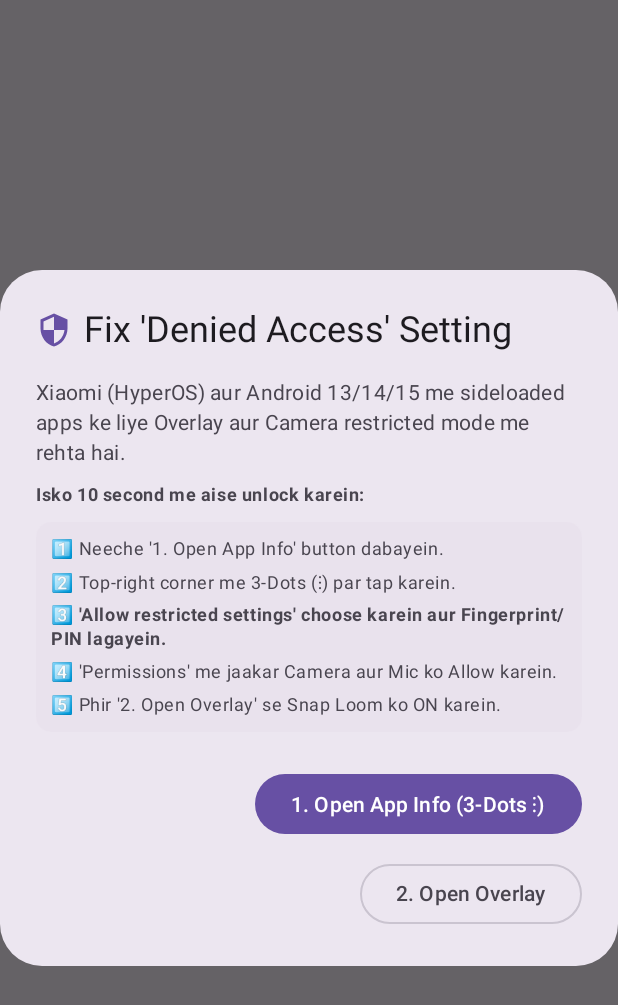
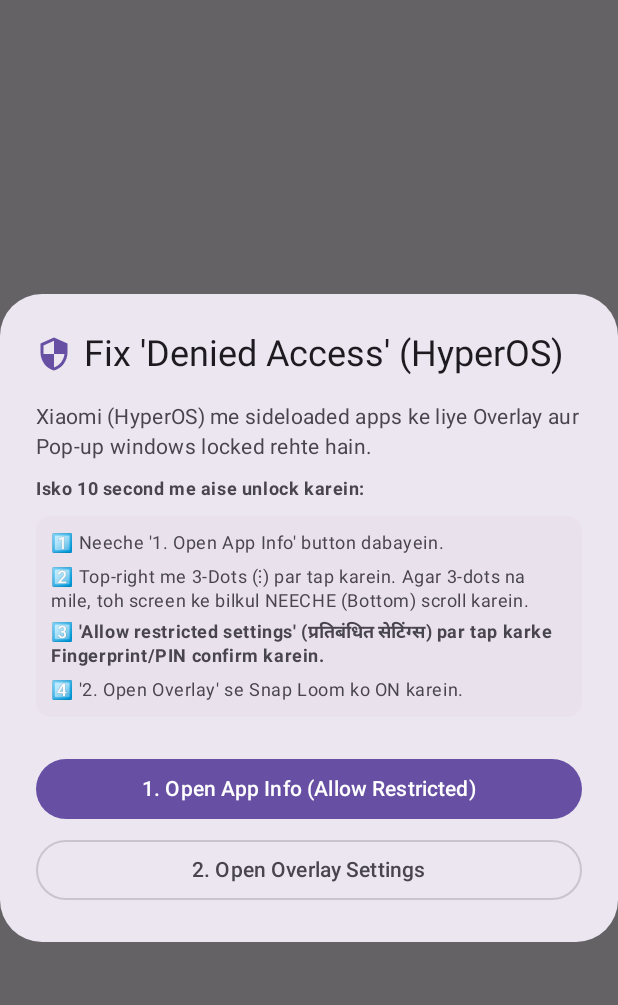
Before and after one commit to prince-dev777/snap-loom, an Android app built with Jetpack Compose: the composable RestrictedSettingsDialog shown on its own in the app's theme, on a phone screen of 412 x 824 dp. Shown: the top 1005 px of the screen. Run offline under Robolectric (Android 15) with nearby library versions, the phone set to English and light mode, and no system bars.

Commit message:
fix(hyperos): add HyperOS bottom-screen restricted guide and Xiaomi other permissions shortcut

```diff
--- a/app/src/main/kotlin/com/reactionstudio/screenrecorder/ui/main/MainScreen.kt
+++ b/app/src/main/kotlin/com/reactionstudio/screenrecorder/ui/main/MainScreen.kt
@@ -335,7 +335,10 @@ fun StudioHomeTab(
             onOpenAppInfo = {
                 context.startActivity(PermissionHelper.openAppSettingsIntent(context))
             },
-            onOpenOverlay = onOpenOverlaySettings
+            onOpenOverlay = onOpenOverlaySettings,
+            onOpenXiaomiOtherPerms = {
+                PermissionHelper.openXiaomiOtherPermissions(context)
+            }
         )
     }
 
@@ -1051,8 +1054,12 @@ fun VipTimerBadge(context: Context) {
 fun RestrictedSettingsDialog(
     onDismiss: () -> Unit,
     onOpenAppInfo: () -> Unit,
-    onOpenOverlay: () -> Unit
+    onOpenOverlay: () -> Unit,
+    onOpenXiaomiOtherPerms: () -> Unit
 ) {
+    val context = LocalContext.current
+    val isXiaomi = remember { PermissionHelper.isXiaomiOrPoco() }
+
     AlertDialog(
         onDismissRequest = onDismiss,
         title = {
@@ -1065,13 +1072,13 @@ fun RestrictedSettingsDialog(
                     contentDescription = null,
                     tint = MaterialTheme.colorScheme.primary
                 )
-                Text("Fix 'Denied Access' Setting")
+                Text("Fix 'Denied Access' (HyperOS)")
             }
         },
         text = {
             Column(verticalArrangement = Arrangement.spacedBy(10.dp)) {
                 Text(
-                    text = "Xiaomi (HyperOS) aur Android 13/14/15 me sideloaded apps ke liye Overlay aur Camera restricted mode me rehta hai.",
+                    text = "Xiaomi (HyperOS) me sideloaded apps ke liye Overlay aur Pop-up windows locked rehte hain.",
                     style = MaterialTheme.typography.bodyMedium
                 )
                 Text(
@@ -1088,28 +1095,48 @@ fun RestrictedSettingsDialog(
                         .padding(10.dp)
                 ) {
                     Text("1️⃣ Neeche '1. Open App Info' button dabayein.", style = MaterialTheme.typography.bodySmall)
-                    Text("2️⃣ Top-right corner me 3-Dots (⋮) par tap karein.", style = MaterialTheme.typography.bodySmall)
-                    Text("3️⃣ 'Allow restricted settings' choose karein aur Fingerprint/PIN lagayein.", style = MaterialTheme.typography.bodySmall, fontWeight = FontWeight.Bold)
-                    Text("4️⃣ 'Permissions' me jaakar Camera aur Mic ko Allow karein.", style = MaterialTheme.typography.bodySmall)
-                    Text("5️⃣ Phir '2. Open Overlay' se Snap Loom ko ON karein.", style = MaterialTheme.typography.bodySmall)
+                    Text("2️⃣ Top-right me 3-Dots (⋮) par tap karein. Agar 3-dots na mile, toh screen ke bilkul NEECHE (Bottom) scroll karein.", style = MaterialTheme.typography.bodySmall)
+                    Text("3️⃣ 'Allow restricted settings' (प्रतिबंधित सेटिंग्स) par tap karke Fingerprint/PIN confirm karein.", style = MaterialTheme.typography.bodySmall, fontWeight = FontWeight.Bold)
+                    Text("4️⃣ '2. Open Overlay' se Snap Loom ko ON karein.", style = MaterialTheme.typography.bodySmall)
+                    if (isXiaomi) {
+                        Text("5️⃣ Xiaomi 'Other Permissions' me 'Display pop-up windows in background' ko Allow karein.", style = MaterialTheme.typography.bodySmall, color = MaterialTheme.colorScheme.primary)
+                    }
                 }
             }
         },
         confirmButton = {
-            Button(onClick = {
-                onOpenAppInfo()
-                onDismiss()
-            }) {
-                Text("1. Open App Info (3-Dots ⋮)")
+            Column(verticalArrangement = Arrangement.spacedBy(6.dp), modifier = Modifier.fillMaxWidth()) {
+                Button(
+                    onClick = {
+                        onOpenAppInfo()
+                        onDismiss()
+                    },
+                    modifier = Modifier.fillMaxWidth()
+                ) {
+                    Text("1. Open App Info (Allow Restricted)")
+                }
+                OutlinedButton(
+                    onClick = {
+                        onOpenOverlay()
+                        onDismiss()
+                    },
+                    modifier = Modifier.fillMaxWidth()
+                ) {
+                    Text("2. Open Overlay Settings")
+                }
+                if (isXiaomi) {
+                    OutlinedButton(
+                        onClick = {
+                            onOpenXiaomiOtherPerms()
+                            onDismiss()
+                        },
+                        modifier = Modifier.fillMaxWidth()
+                    ) {
+                        Text("3. Xiaomi Pop-up Permissions")
+                    }
+                }
             }
         },
-        dismissButton = {
-            OutlinedButton(onClick = {
-                onOpenOverlay()
-                onDismiss()
-            }) {
-                Text("2. Open Overlay")
-            }
-        }
+        dismissButton = {}
     )
 }
```
Also changed, not shown: app/src/main/kotlin/com/reactionstudio/screenrecorder/utils/PermissionHelper.kt (+22 -0 lines).
